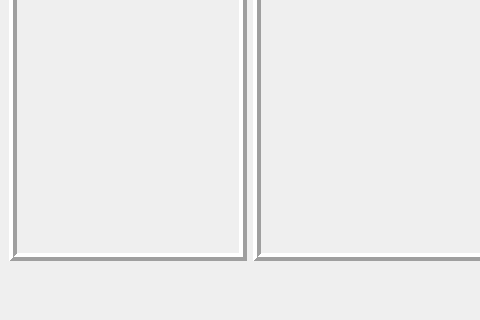
Old version of the form mainwindow.ui in the repository JanMaslowski/Qt_data_visualization_app; both pictures show x 0 to 480 and y 293 to 613 of the 989 by 613 pixel window.
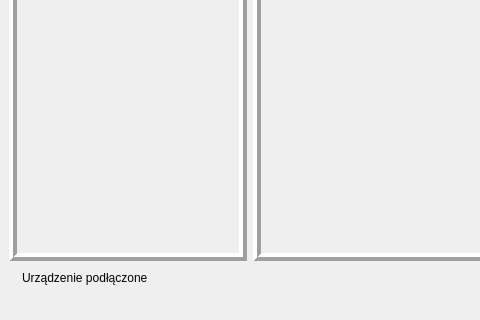
New version of the form.

```diff
--- a/mainwindow.ui
+++ b/mainwindow.ui
@@ -598,7 +598,7 @@
       <item row="0" column="1">
        <widget class="QLabel" name="label_status_text">
         <property name="text">
-         <string/>
+         <string>Urządzenie podłączone</string>
         </property>
        </widget>
       </item>
```
Left out of the diff: 4 changed lines with no effect on the pictures.
